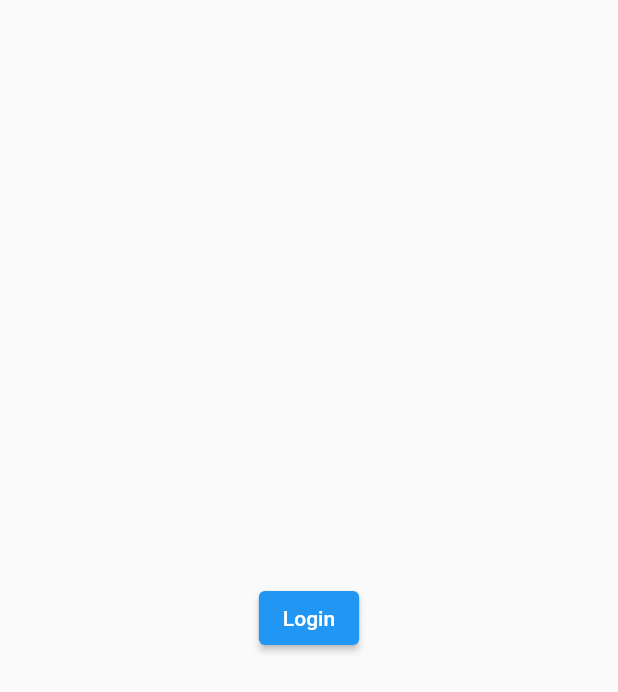
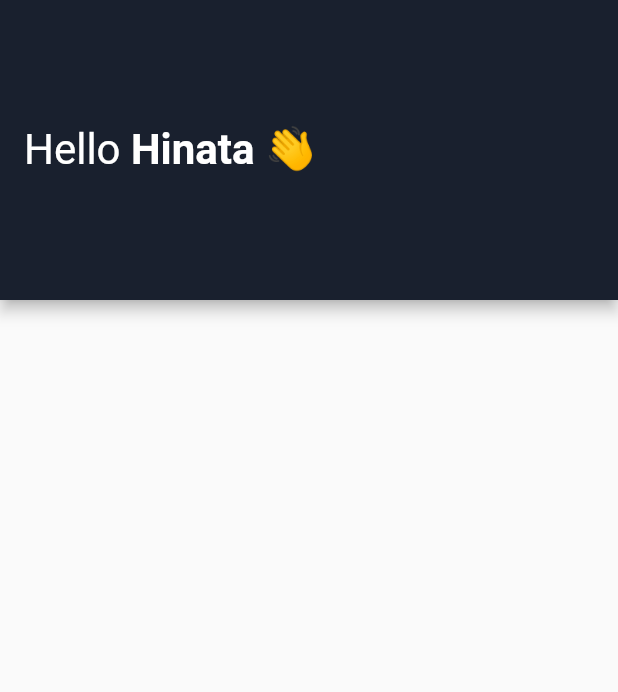
Before and after one commit to ContinuumTeam/GymHabit, a Flutter app: the screen it shows after launch, on a phone screen of 412 x 824 dp. Shown: the top 692 px of the screen. Run offline on Flutter 3.47's test engine with Material 2 defaults, Android fonts, the phone set to English and light mode, and no system bars; our stand-ins replace dartz, dio, equatable, firebase_core, get_it; accounts and stored records are empty.

Commit message:
feat: create home page

```diff
--- a/lib/app_widget.dart
+++ b/lib/app_widget.dart
@@ -1,4 +1,5 @@
 import 'package:gymhabit/features/auth/presenter/controllers/login_controller.dart';
+import 'package:gymhabit/features/auth/presenter/pages/home_page.dart';
 import 'package:gymhabit/features/auth/presenter/pages/login_page.dart';
 import 'package:gymhabit/core/injections/container_injection.dart';
 import 'package:flutter/material.dart';
@@ -10,12 +11,13 @@ class AppWidget extends StatelessWidget {
   Widget build(BuildContext context) {
     return MaterialApp(
       title: 'GymHabit',
-      initialRoute: "/login",
+      initialRoute: "/home",
       routes: {
         // "/spalsh": (context) => const SplashPage(),
-        "/login": (context) => LoginPage(
-              controller: getIt.get<LoginController>(),
-            ),
+        // "/login": (context) => LoginPage(
+        //       controller: getIt.get<LoginController>(),
+        //     ),
+        "/home": (context) => const HomePage(),
       },
     );
   }
--- /dev/null
+++ b/lib/features/auth/presenter/pages/home_page.dart
@@ -0,0 +1,48 @@
+import 'package:flutter/material.dart';
+
+class HomePage extends StatefulWidget {
+  const HomePage({super.key});
+
+  @override
+  State<HomePage> createState() => _HomePageState();
+}
+
+class _HomePageState extends State<HomePage> {
+  @override
+  Widget build(BuildContext context) {
+    return Scaffold(
+      appBar: PreferredSize(
+        preferredSize: const Size.fromHeight(200),
+        child: AppBar(
+          flexibleSpace: Container(
+            decoration: const BoxDecoration(color: Color(0xff19202E)),
+            child: const Center(
+              child: ListTile(
+                title: Text.rich(
+                  TextSpan(
+                    text: 'Hello ',
+                    style: TextStyle(
+                      fontSize: 28,
+                      fontWeight: FontWeight.w400,
+                      color: Colors.white,
+                    ),
+                    children: [
+                      TextSpan(
+                        text: 'Hinata 👋',
+                        style: TextStyle(
+                          fontSize: 28,
+                          fontWeight: FontWeight.w700,
+                          color: Colors.white,
+                        ),
+                      ),
+                    ],
+                  ),
+                ),
+              ),
+            ),
+          ),
+        ),
+      ),
+    );
+  }
+}
--- a/pubspec.yaml
+++ b/pubspec.yaml
@@ -18,6 +18,7 @@ dependencies:
   google_fonts: ^4.0.3
   google_sign_in: ^6.0.2
   get_it: ^7.2.0
+  calendar_agenda: ^0.0.2+3
 
 
 dev_dependencies:
```
Also changed, not shown: pubspec.lock.
